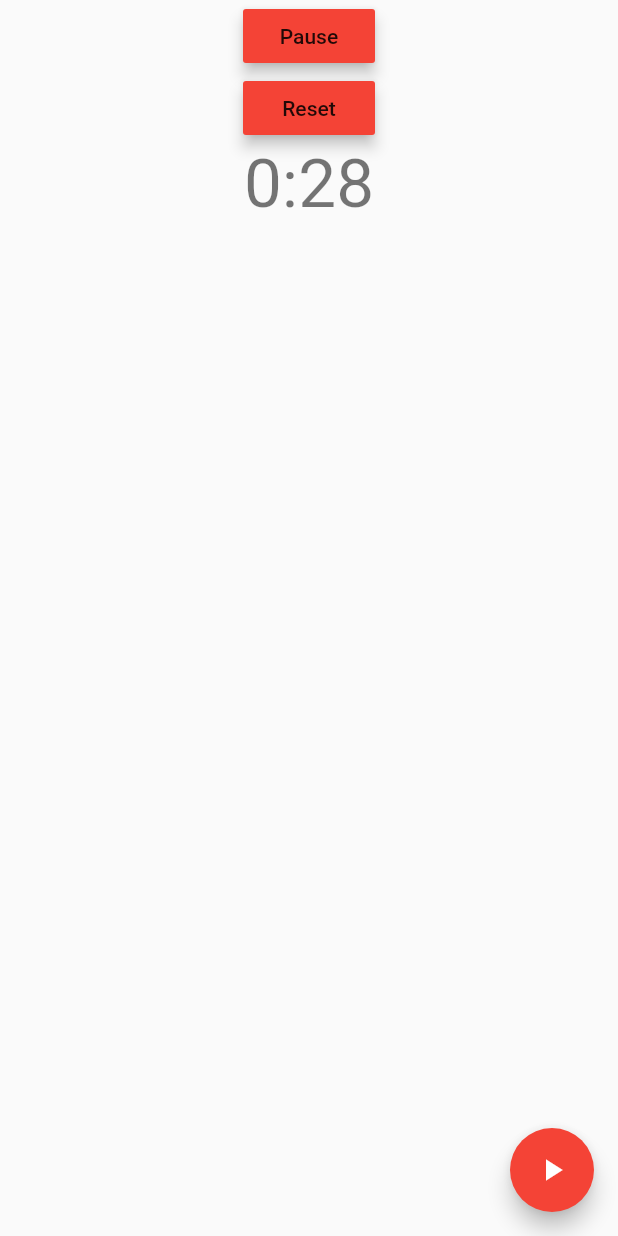
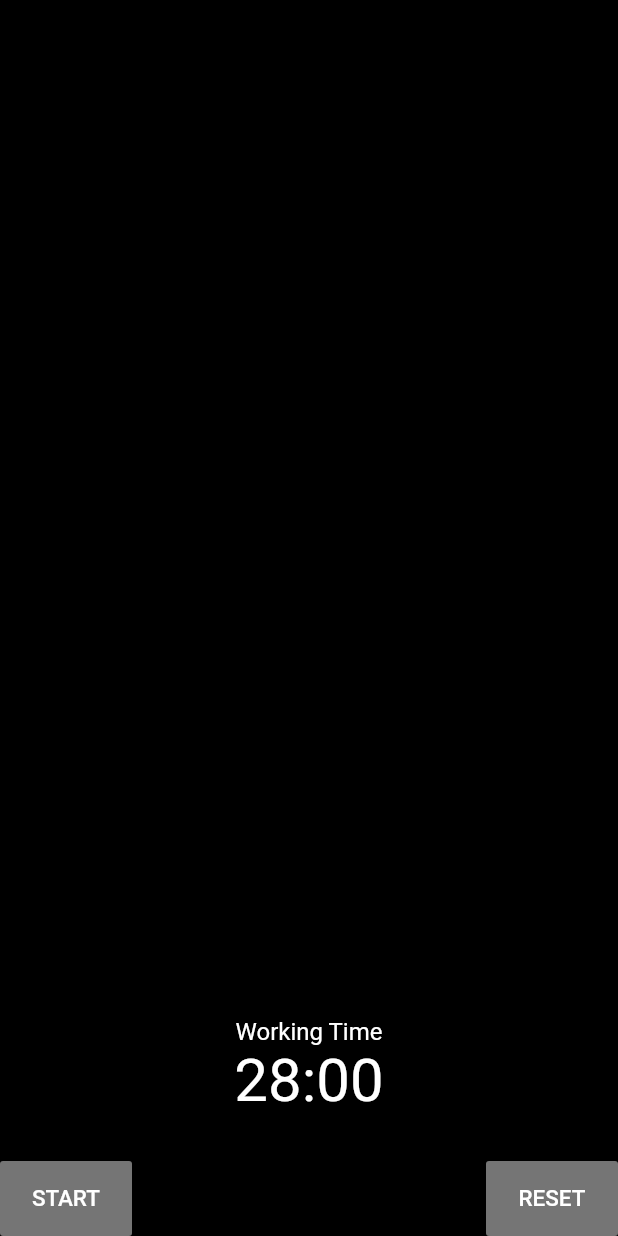
Before and after one commit to puntnomads/MyPomodoroFlutter, a Flutter app: the screen it shows after launch, on a phone screen of 412 x 824 dp. Run offline on Flutter 3.47's test engine with Material 2 defaults, Android fonts, the phone set to English and light mode, and no system bars; missing offline and left inert: screen, vibrate.

Commit message:
completed version 1

```diff
--- a/lib/main.dart
+++ b/lib/main.dart
@@ -1,61 +1,81 @@
 import 'package:flutter/material.dart';
 import 'package:vibrate/vibrate.dart';
+import 'package:screen/screen.dart';
 
 void main() {
-  runApp(new Container(
-    color: Colors.white,
-  ));
   runApp(new MaterialApp(
-    theme: new ThemeData(primarySwatch: Colors.red),
-    home: new HomePage(),
+    home: new Pomodoro(),
   ));
 }
 
-class HomePage extends StatefulWidget {
-  HomePageState createState() => new HomePageState();
+class Pomodoro extends StatefulWidget {
+  PomodoroState createState() => new PomodoroState();
 }
 
-class HomePageState extends State<HomePage> with TickerProviderStateMixin {
+class PomodoroState extends State<Pomodoro> with TickerProviderStateMixin {
   AnimationController _controller;
   int workingTime = 28;
-  int shortBreakTime = 5;
+  int shortBreakTime = 2;
   int longBreakTime = 4;
+  bool start = true;
   bool workingNow = true;
   bool breakNow = false;
   int numberOfBreaks = 0;
-  String workingTask = 'Working';
+  String workingTask = 'Working Time';
   String shortBreakTask = 'Walk Outside';
   String longBreakTask = 'Meditate';
 
   void startTime() {
     _controller = new AnimationController(
       vsync: this,
-      duration: Duration(seconds: workingNow ? workingTime : shortBreakTime),
+      duration: Duration(
+          minutes: workingNow
+              ? workingTime
+              : numberOfBreaks < 4 ? shortBreakTime : longBreakTime),
     )..forward();
     _controller.addStatusListener((status) {
       if (status == AnimationStatus.completed) {
-        print('hello');
         workingNow = !workingNow;
+        if (workingNow == false) {
+          numberOfBreaks += 1;
+        }
         setState(() {});
         startTime();
-        Vibrate.vibrate();
+        final Iterable<Duration> pauses = [
+          const Duration(milliseconds: 100),
+          const Duration(milliseconds: 100),
+          const Duration(milliseconds: 100),
+        ];
+        Vibrate.vibrateWithPauses(pauses);
+        if (numberOfBreaks == 4) {
+          numberOfBreaks = 0;
+        }
       }
     });
   }
 
   @override
   void initState() {
+    Screen.keepOn(true);
     _controller = new AnimationController(
       vsync: this,
-      duration: Duration(seconds: workingNow ? workingTime : shortBreakTime),
+      duration: Duration(minutes: workingNow ? workingTime : shortBreakTime),
     );
     _controller.addStatusListener((status) {
       if (status == AnimationStatus.completed) {
         // Do something
-        print('hello');
         workingNow = !workingNow;
+        if (workingNow == false) {
+          numberOfBreaks += 1;
+        }
         setState(() {});
         startTime();
+        final Iterable<Duration> pauses = [
+          const Duration(milliseconds: 100),
+          const Duration(milliseconds: 100),
+          const Duration(milliseconds: 100),
+        ];
+        Vibrate.vibrateWithPauses(pauses);
       }
     });
   }
@@ -63,40 +83,72 @@ class HomePageState extends State<HomePage> with TickerProviderStateMixin {
   @override
   Widget build(BuildContext context) {
     return new Scaffold(
-        floatingActionButton: new FloatingActionButton(
-          child: new Icon(Icons.play_arrow),
-          onPressed: () {
-            _controller.forward();
-          },
-        ),
+        backgroundColor: Colors.black,
         body: new Column(
+          mainAxisAlignment: MainAxisAlignment.end,
           children: <Widget>[
-            new RaisedButton(
-              child: const Text('Pause'),
-              color: Theme.of(context).accentColor,
-              elevation: 4.0,
-              splashColor: Colors.blueGrey,
-              onPressed: () {
-                // Perform some action
-                _controller.stop();
-              },
-            ),
-            new RaisedButton(
-              child: const Text('Reset'),
-              color: Theme.of(context).accentColor,
-              elevation: 4.0,
-              splashColor: Colors.blueGrey,
-              onPressed: () {
-                // Perform some action
-                _controller.reset();
-              },
-            ),
             new Center(
               child: new PomodoroTimer(
                 timeRemainingInSeconds: new IntTween(
                   begin: _controller.duration.inSeconds,
                   end: 0,
                 ).animate(_controller),
+                task: workingNow
+                    ? workingTask
+                    : numberOfBreaks < 4 ? shortBreakTask : longBreakTask,
+              ),
+            ),
+            new Container(
+              height: 80.0,
+              child: new Column(
+                mainAxisAlignment: MainAxisAlignment.end,
+                crossAxisAlignment: CrossAxisAlignment.end,
+                children: <Widget>[
+                  new Row(
+                      mainAxisAlignment: MainAxisAlignment.spaceBetween,
+                      children: [
+                        new Container(
+                          height: 50.0,
+                          child: new RaisedButton(
+                            child: new Text(
+                              start == true ? 'START' : 'PAUSE',
+                              style: new TextStyle(
+                                  fontSize: 15.0, color: Colors.white),
+                            ),
+                            color: Colors.grey[600],
+                            elevation: 0.0,
+                            splashColor: Colors.blueGrey,
+                            onPressed: () {
+                              if (start == true) {
+                                start = !start;
+                                _controller.forward();
+                                setState(() {});
+                              } else {
+                                start = !start;
+                                _controller.stop();
+                                setState(() {});
+                              }
+                            },
+                          ),
+                        ),
+                        new Container(
+                          height: 50.0,
+                          child: new RaisedButton(
+                            child: new Text(
+                              'RESET',
+                              style: new TextStyle(
+                                  fontSize: 15.0, color: Colors.white),
+                            ),
+                            color: Colors.grey[600],
+                            elevation: 0.0,
+                            splashColor: Colors.blueGrey,
+                            onPressed: () {
+                              _controller.reset();
+                            },
+                          ),
+                        ),
+                      ]),
+                ],
               ),
             ),
           ],
@@ -105,21 +157,24 @@ class HomePageState extends State<HomePage> with TickerProviderStateMixin {
 }
 
 class PomodoroTimer extends AnimatedWidget {
-  PomodoroTimer({this.timeRemainingInSeconds})
+  Animation<int> timeRemainingInSeconds;
+  final String task;
+
+  PomodoroTimer({this.timeRemainingInSeconds, this.task})
       : super(listenable: timeRemainingInSeconds);
-
-  Animation<int> timeRemainingInSeconds;
 
   Widget build(BuildContext context) {
     String minutes = '${(timeRemainingInSeconds.value / 60).floor()}';
     String seconds = '${(timeRemainingInSeconds.value % 60)}'.padLeft(2, '0');
-    return new Text(
-      '$minutes:$seconds',
-      style: Theme.of(context).textTheme.display2,
-    );
+    return new Column(children: [
+      new Text(
+        task,
+        style: new TextStyle(fontSize: 16.0, color: Colors.white),
+      ),
+      new Text(
+        '$minutes:$seconds',
+        style: new TextStyle(fontSize: 40.0, color: Colors.white),
+      )
+    ]);
   }
 }
-
-// https://gist.github.com/collinjackson/d7dfff892aeb365a28efaac531aa3b4f
-// https://stackoverflow.com/questions/45130497/creating-a-custom-clock-widget-in-flutter
-// https://stackoverflow.com/questions/51451662/flutter-keeping-time
```
Also changed, not shown: pubspec.yaml (+8 -0 lines), icons/android.png (added), icons/ios.png (added), pubspec.lock, 24 other files.
